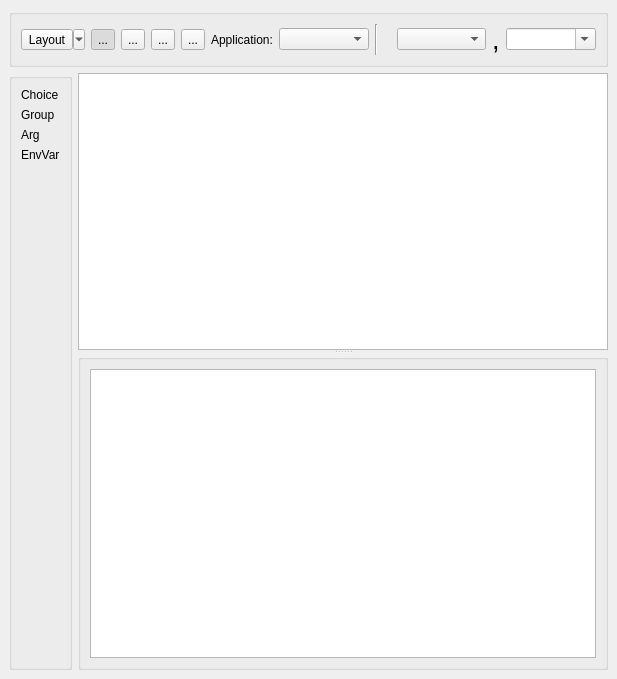
The window that trunk/maestro/gui/plugins/views/stanza_editor/StanzaEditorBase.ui (patrickhartling/maestro) describes before a commit, drawn with Qt 5.
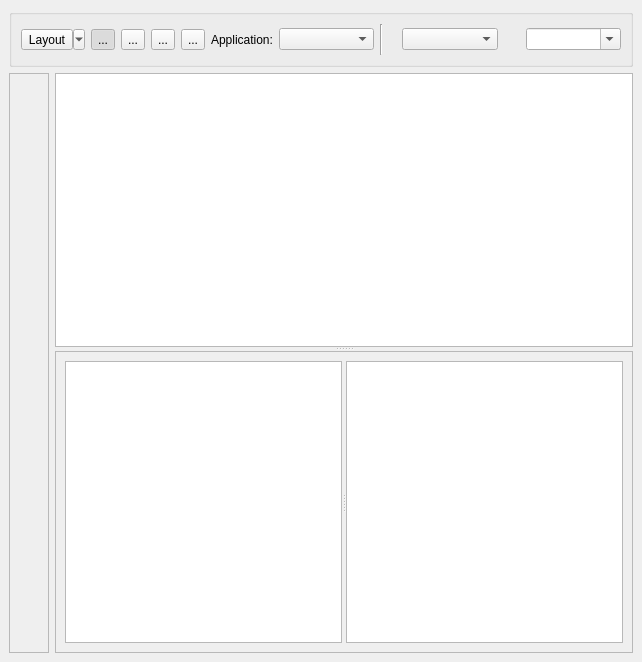
The same window after the commit. Icons and pictures are not drawn.

Commit message: - Adding help panel that shows a html file for the selected option type.

```diff
--- a/trunk/maestro/gui/plugins/views/stanza_editor/StanzaEditorBase.ui
+++ b/trunk/maestro/gui/plugins/views/stanza_editor/StanzaEditorBase.ui
@@ -5,21 +5,189 @@
    <rect>
     <x>0</x>
     <y>0</y>
-    <width>617</width>
-    <height>679</height>
+    <width>642</width>
+    <height>662</height>
    </rect>
   </property>
   <property name="windowTitle" >
    <string>Stanza Editor</string>
   </property>
-  <layout class="QVBoxLayout" >
+  <layout class="QGridLayout" >
    <property name="margin" >
     <number>9</number>
    </property>
    <property name="spacing" >
     <number>6</number>
    </property>
-   <item>
+   <item row="1" column="0" >
+    <widget class="QFrame" name="mToolboxFrame" >
+     <property name="frameShape" >
+      <enum>QFrame::StyledPanel</enum>
+     </property>
+     <property name="frameShadow" >
+      <enum>QFrame::Raised</enum>
+     </property>
+     <layout class="QVBoxLayout" >
+      <property name="margin" >
+       <number>9</number>
+      </property>
+      <property name="spacing" >
+       <number>6</number>
+      </property>
+      <item>
+       <widget class="QLabel" name="mChoiceLbl" >
+        <property name="sizePolicy" >
+         <sizepolicy>
+          <hsizetype>5</hsizetype>
+          <vsizetype>1</vsizetype>
+          <horstretch>0</horstretch>
+          <verstretch>0</verstretch>
+         </sizepolicy>
+        </property>
+        <property name="maximumSize" >
+         <size>
+          <width>50</width>
+          <height>50</height>
+         </size>
+        </property>
+        <property name="text" >
+         <string/>
+        </property>
+        <property name="pixmap" >
+         <pixmap>images/Choice.png</pixmap>
+        </property>
+        <property name="scaledContents" >
+         <bool>false</bool>
+        </property>
+       </widget>
+      </item>
+      <item>
+       <widget class="QLabel" name="mGroupLbl" >
+        <property name="sizePolicy" >
+         <sizepolicy>
+          <hsizetype>5</hsizetype>
+          <vsizetype>1</vsizetype>
+          <horstretch>0</horstretch>
+          <verstretch>0</verstretch>
+         </sizepolicy>
+        </property>
+        <property name="maximumSize" >
+         <size>
+          <width>50</width>
+          <height>50</height>
+         </size>
+        </property>
+        <property name="text" >
+         <string/>
+        </property>
+        <property name="pixmap" >
+         <pixmap>images/Group.png</pixmap>
+        </property>
+       </widget>
+      </item>
+      <item>
+       <widget class="QLabel" name="mArgLbl" >
+        <property name="maximumSize" >
+         <size>
+          <width>50</width>
+          <height>50</height>
+         </size>
+        </property>
+        <property name="text" >
+         <string/>
+        </property>
+        <property name="pixmap" >
+         <pixmap>images/Arg.png</pixmap>
+        </property>
+       </widget>
+      </item>
+      <item>
+       <widget class="QLabel" name="mEnvVarLbl" >
+        <property name="maximumSize" >
+         <size>
+          <width>50</width>
+          <height>50</height>
+         </size>
+        </property>
+        <property name="text" >
+         <string/>
+        </property>
+        <property name="pixmap" >
+         <pixmap>images/EnvVar.png</pixmap>
+        </property>
+       </widget>
+      </item>
+      <item>
+       <spacer>
+        <property name="orientation" >
+         <enum>Qt::Vertical</enum>
+        </property>
+        <property name="sizeHint" >
+         <size>
+          <width>20</width>
+          <height>40</height>
+         </size>
+        </property>
+       </spacer>
+      </item>
+     </layout>
+    </widget>
+   </item>
+   <item row="1" column="1" >
+    <widget class="QSplitter" name="mSplitter1" >
+     <property name="sizePolicy" >
+      <sizepolicy>
+       <hsizetype>7</hsizetype>
+       <vsizetype>7</vsizetype>
+       <horstretch>0</horstretch>
+       <verstretch>0</verstretch>
+      </sizepolicy>
+     </property>
+     <property name="orientation" >
+      <enum>Qt::Vertical</enum>
+     </property>
+     <widget class="QGraphicsView" name="mGraphicsView" >
+      <property name="sizePolicy" >
+       <sizepolicy>
+        <hsizetype>7</hsizetype>
+        <vsizetype>3</vsizetype>
+        <horstretch>0</horstretch>
+        <verstretch>0</verstretch>
+       </sizepolicy>
+      </property>
+     </widget>
+     <widget class="QFrame" name="mEditFrame" >
+      <property name="frameShape" >
+       <enum>QFrame::StyledPanel</enum>
+      </property>
+      <property name="frameShadow" >
+       <enum>QFrame::Raised</enum>
+      </property>
+      <layout class="QVBoxLayout" >
+       <property name="margin" >
+        <number>9</number>
+       </property>
+       <property name="spacing" >
+        <number>6</number>
+       </property>
+       <item>
+        <widget class="QSplitter" name="mSplitter2" >
+         <property name="orientation" >
+          <enum>Qt::Horizontal</enum>
+         </property>
+         <widget class="QTableView" name="mEditTableView" />
+         <widget class="QTextEdit" name="mHelpWidget" >
+          <property name="textInteractionFlags" >
+           <enum>Qt::TextBrowserInteraction</enum>
+          </property>
+         </widget>
+        </widget>
+       </item>
+      </layout>
+     </widget>
+    </widget>
+   </item>
+   <item row="0" column="0" colspan="2" >
     <widget class="QGroupBox" name="mToolGroupBox" >
      <property name="title" >
       <string/>
@@ -188,7 +356,7 @@
          </font>
         </property>
         <property name="text" >
-         <string>,</string>
+         <string/>
         </property>
         <property name="pixmap" >
          <pixmap/>
@@ -216,121 +384,6 @@
      </layout>
     </widget>
    </item>
-   <item>
-    <layout class="QHBoxLayout" >
-     <property name="margin" >
-      <number>0</number>
-     </property>
-     <property name="spacing" >
-      <number>6</number>
-     </property>
-     <item>
-      <widget class="QGroupBox" name="groupBox" >
-       <property name="title" >
-        <string/>
-       </property>
-       <layout class="QVBoxLayout" >
-        <property name="margin" >
-         <number>9</number>
-        </property>
-        <property name="spacing" >
-         <number>6</number>
-        </property>
-        <item>
-         <widget class="QLabel" name="mChoiceLbl" >
-          <property name="text" >
-           <string>Choice</string>
-          </property>
-         </widget>
-        </item>
-        <item>
-         <widget class="QLabel" name="mGroupLbl" >
-          <property name="text" >
-           <string>Group</string>
-          </property>
-         </widget>
-        </item>
-        <item>
-         <widget class="QLabel" name="mArgLbl" >
-          <property name="text" >
-           <string>Arg</string>
-          </property>
-         </widget>
-        </item>
-        <item>
-         <widget class="QLabel" name="mEnvVarLbl" >
-          <property name="text" >
-           <string>EnvVar</string>
-          </property>
-         </widget>
-        </item>
-        <item>
-         <spacer>
-          <property name="orientation" >
-           <enum>Qt::Vertical</enum>
-          </property>
-          <property name="sizeHint" >
-           <size>
-            <width>20</width>
-            <height>40</height>
-           </size>
-          </property>
-         </spacer>
-        </item>
-       </layout>
-      </widget>
-     </item>
-     <item>
-      <widget class="QSplitter" name="mSplitter" >
-       <property name="sizePolicy" >
-        <sizepolicy>
-         <hsizetype>7</hsizetype>
-         <vsizetype>7</vsizetype>
-         <horstretch>0</horstretch>
-         <verstretch>0</verstretch>
-        </sizepolicy>
-       </property>
-       <property name="orientation" >
-        <enum>Qt::Vertical</enum>
-       </property>
-       <widget class="QGraphicsView" name="mGraphicsView" >
-        <property name="sizePolicy" >
-         <sizepolicy>
-          <hsizetype>7</hsizetype>
-          <vsizetype>3</vsizetype>
-          <horstretch>0</horstretch>
-          <verstretch>0</verstretch>
-         </sizepolicy>
-        </property>
-       </widget>
-       <widget class="QGroupBox" name="mEditGroupBox" >
-        <property name="sizePolicy" >
-         <sizepolicy>
-          <hsizetype>5</hsizetype>
-          <vsizetype>5</vsizetype>
-          <horstretch>0</horstretch>
-          <verstretch>0</verstretch>
-         </sizepolicy>
-        </property>
-        <property name="title" >
-         <string/>
-        </property>
-        <layout class="QVBoxLayout" >
-         <property name="margin" >
-          <number>9</number>
-         </property>
-         <property name="spacing" >
-          <number>6</number>
-         </property>
-         <item>
-          <widget class="QTableView" name="mEditTableView" />
-         </item>
-        </layout>
-       </widget>
-      </widget>
-     </item>
-    </layout>
-   </item>
   </layout>
  </widget>
  <resources/>
```
The commit also changes 2 other files.
